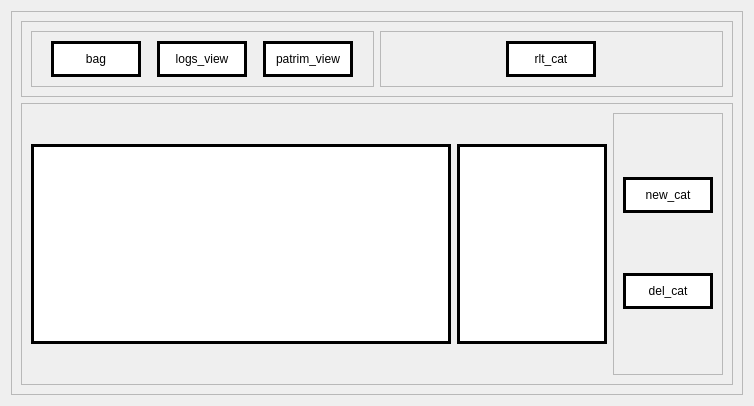
Qt form PATP/asset_ctrl/templates/interfaces/categ_view.ui (eduardogm22/controle_patrimonio) before a commit.
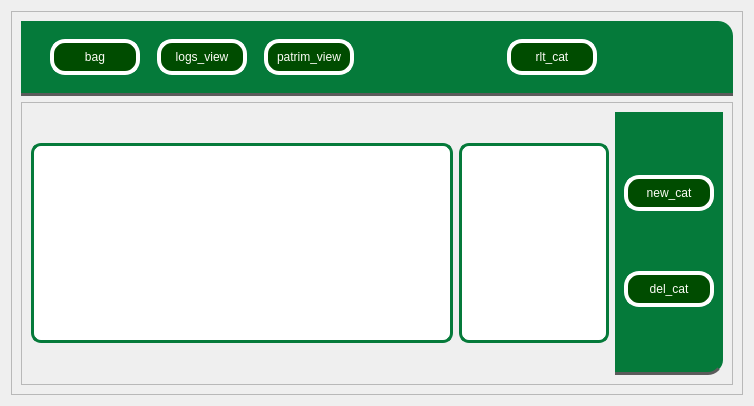
The same form after that commit.

```diff
--- a/PATP/asset_ctrl/templates/interfaces/categ_view.ui
+++ b/PATP/asset_ctrl/templates/interfaces/categ_view.ui
@@ -25,6 +25,12 @@
      <layout class="QVBoxLayout" name="verticalLayout">
       <item>
        <widget class="QFrame" name="frame_2">
+        <property name="styleSheet">
+         <string notr="true">
+    border-top-right-radius: 15px;  
+background-color: #057A3A;
+border-bottom: 3px solid rgb(91, 91, 91)</string>
+        </property>
         <property name="frameShape">
          <enum>QFrame::StyledPanel</enum>
         </property>
@@ -34,6 +40,9 @@
         <layout class="QHBoxLayout" name="horizontalLayout_5">
          <item>
           <widget class="QFrame" name="frame_4">
+           <property name="styleSheet">
+            <string notr="true">border:none;</string>
+           </property>
            <property name="frameShape">
             <enum>QFrame::StyledPanel</enum>
            </property>
@@ -59,8 +68,26 @@
                <cursorShape>PointingHandCursor</cursorShape>
               </property>
               <property name="styleSheet">
-               <string notr="true">background-color:white;	
-border:3px solid black;</string>
+               <string notr="true">
+
+
+
+QPushButton { color:rgb(254, 253, 247);
+	border-radius:15px;		
+	border: 4px solid rgb(255, 255, 255);
+	background-color: rgb(0, 76, 0)
+
+ }
+
+QPushButton:hover{background-color:#057A3A;color:white}
+
+QPushButton:pressed{
+ padding-left: 5px;
+ padding-top:5px;
+ 
+	background-color: rgb(0, 85, 0);
+ 
+}</string>
               </property>
               <property name="text">
                <string>bag</string>
@@ -85,8 +112,26 @@
                <cursorShape>PointingHandCursor</cursorShape>
               </property>
               <property name="styleSheet">
-               <string notr="true">background-color:white;	
-border:3px solid black;</string>
+               <string notr="true">
+
+
+
+QPushButton { color:rgb(254, 253, 247);
+	border-radius:15px;		
+	border: 4px solid rgb(255, 255, 255);
+	background-color: rgb(0, 76, 0)
+
+ }
+
+QPushButton:hover{background-color:#057A3A;color:white}
+
+QPushButton:pressed{
+ padding-left: 5px;
+ padding-top:5px;
+ 
+	background-color: rgb(0, 85, 0);
+ 
+}</string>
               </property>
               <property name="text">
                <string>logs_view</string>
@@ -111,8 +156,26 @@
                <cursorShape>PointingHandCursor</cursorShape>
               </property>
               <property name="styleSheet">
-               <string notr="true">background-color:white;	
-border:3px solid black;</string>
+               <string notr="true">
+
+
+
+QPushButton { color:rgb(254, 253, 247);
+	border-radius:15px;		
+	border: 4px solid rgb(255, 255, 255);
+	background-color: rgb(0, 76, 0)
+
+ }
+
+QPushButton:hover{background-color:#057A3A;color:white}
+
+QPushButton:pressed{
+ padding-left: 5px;
+ padding-top:5px;
+ 
+	background-color: rgb(0, 85, 0);
+ 
+}</string>
               </property>
               <property name="text">
                <string>patrim_view</string>
@@ -124,6 +187,9 @@
          </item>
          <item>
           <widget class="QFrame" name="frame_5">
+           <property name="styleSheet">
+            <string notr="true">border:none</string>
+           </property>
            <property name="frameShape">
             <enum>QFrame::StyledPanel</enum>
            </property>
@@ -149,8 +215,26 @@
                <cursorShape>PointingHandCursor</cursorShape>
               </property>
               <property name="styleSheet">
-               <string notr="true">background-color:white;	
-border:3px solid black;</string>
+               <string notr="true">
+
+
+
+QPushButton { color:rgb(254, 253, 247);
+	border-radius:15px;		
+	border: 4px solid rgb(255, 255, 255);
+	background-color: rgb(0, 76, 0)
+
+ }
+
+QPushButton:hover{background-color:#057A3A;color:white}
+
+QPushButton:pressed{
+ padding-left: 5px;
+ padding-top:5px;
+ 
+	background-color: rgb(0, 85, 0);
+ 
+}</string>
               </property>
               <property name="text">
                <string>rlt_cat</string>
@@ -188,7 +272,10 @@
            </property>
            <property name="styleSheet">
             <string notr="true">background-color:white;	
-border:3px solid black;</string>
+border:3px solid #057A3A;
+border-radius:10px
+
+</string>
            </property>
           </widget>
          </item>
@@ -208,12 +295,21 @@
            </property>
            <property name="styleSheet">
             <string notr="true">background-color:white;	
-border:3px solid black;</string>
+border:3px solid #057A3A;
+border-radius:10px
+
+</string>
            </property>
           </widget>
          </item>
          <item>
           <widget class="QFrame" name="frame_6">
+           <property name="styleSheet">
+            <string notr="true">
+    border-bottom-right-radius: 15px;
+background-color: #057A3A;
+border-bottom: 3px solid rgb(91, 91, 91)</string>
+           </property>
            <property name="frameShape">
             <enum>QFrame::StyledPanel</enum>
            </property>
@@ -239,8 +335,26 @@
                <cursorShape>PointingHandCursor</cursorShape>
               </property>
               <property name="styleSheet">
-               <string notr="true">background-color:white;	
-border:3px solid black;</string>
+               <string notr="true">
+
+
+
+QPushButton { color:rgb(254, 253, 247);
+	border-radius:15px;		
+	border: 4px solid rgb(255, 255, 255);
+	background-color: rgb(0, 76, 0)
+
+ }
+
+QPushButton:hover{background-color:#057A3A;color:white}
+
+QPushButton:pressed{
+ padding-left: 5px;
+ padding-top:5px;
+ 
+	background-color: rgb(0, 85, 0);
+ 
+}</string>
               </property>
               <property name="text">
                <string>new_cat</string>
@@ -265,8 +379,26 @@
                <cursorShape>PointingHandCursor</cursorShape>
               </property>
               <property name="styleSheet">
-               <string notr="true">background-color:white;	
-border:3px solid black;</string>
+               <string notr="true">
+
+
+
+QPushButton { color:rgb(254, 253, 247);
+	border-radius:15px;		
+	border: 4px solid rgb(255, 255, 255);
+	background-color: rgb(0, 76, 0)
+
+ }
+
+QPushButton:hover{background-color:#057A3A;color:white}
+
+QPushButton:pressed{
+ padding-left: 5px;
+ padding-top:5px;
+ 
+	background-color: rgb(0, 85, 0);
+ 
+}</string>
               </property>
               <property name="text">
                <string>del_cat</string>
```
